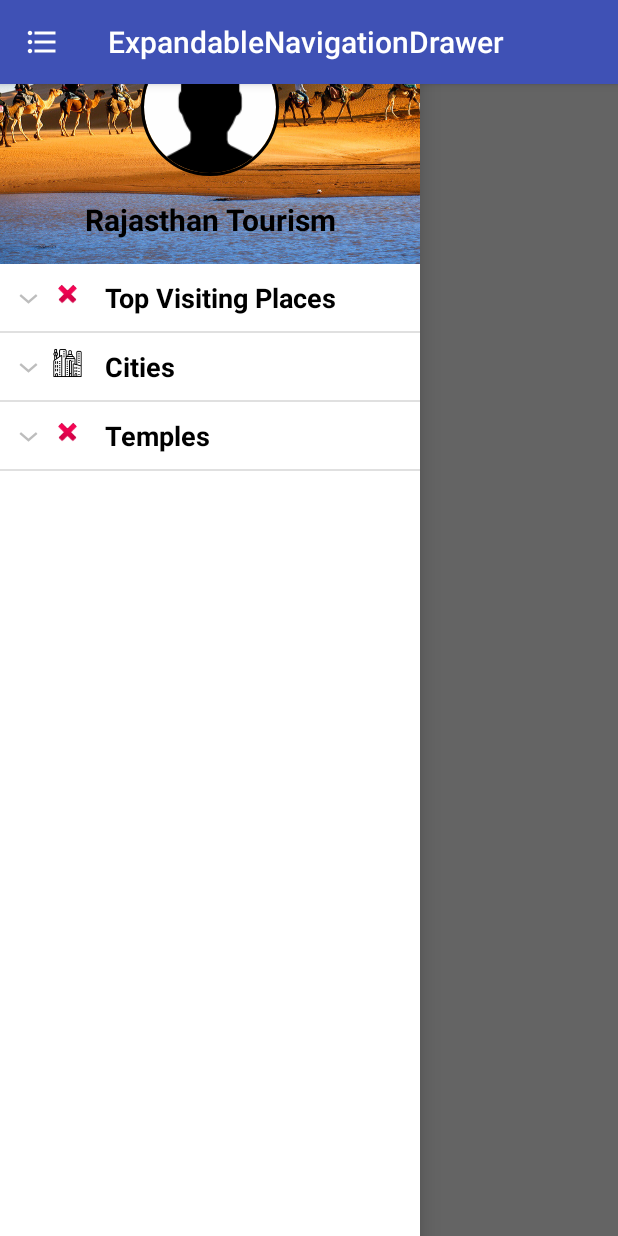
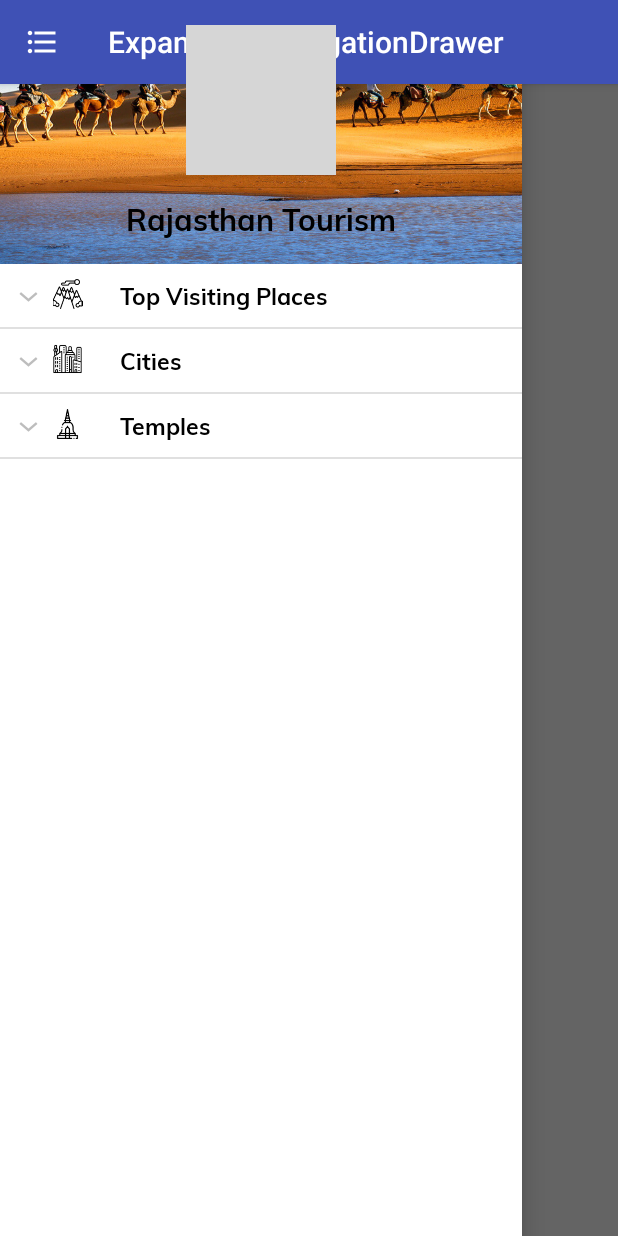
Before and after one commit to agarwalkarag/ExpandableNavigation, an Android app: the screen it shows after launch (NavigationViewActivity), with the side drawer open, on a phone screen of 412 x 824 dp. Run offline under Robolectric (Android 15) with nearby library versions, the phone set to English and light mode, and no system bars; our stand-ins replace CircleImageView, Volley; network calls fail; grey boxes are pictures that could not be loaded.

Commit message:
Added xml icon

```diff
--- a/app/src/main/java/com/agarwal/expandablenavigationdrawer/ExpandableListAdapter.java
+++ b/app/src/main/java/com/agarwal/expandablenavigationdrawer/ExpandableListAdapter.java
@@ -32,7 +32,6 @@ public class ExpandableListAdapter extends BaseExpandableListAdapter {
     @Override
     public int getGroupCount() {
         int i = mListDataHeader.size();
-        Log.d("GROUPCOUNT", String.valueOf(i));
         return this.mListDataHeader.size();
     }
 
@@ -40,8 +39,7 @@ public class ExpandableListAdapter extends BaseExpandableListAdapter {
     public int getChildrenCount(int groupPosition) {
         int childCount = 0;
         if (groupPosition != 2) {
-            childCount = this.mListDataChild.get(this.mListDataHeader.get(groupPosition))
-                    .size();
+            childCount = this.mListDataChild.get(this.mListDataHeader.get(groupPosition)).size();
         }
         return childCount;
     }
@@ -53,8 +51,6 @@ public class ExpandableListAdapter extends BaseExpandableListAdapter {
 
     @Override
     public Object getChild(int groupPosition, int childPosition) {
-        Log.d("CHILD", mListDataChild.get(this.mListDataHeader.get(groupPosition))
-                .get(childPosition).toString());
         return this.mListDataChild.get(this.mListDataHeader.get(groupPosition))
                 .get(childPosition);
     }
@@ -78,16 +74,20 @@ public class ExpandableListAdapter extends BaseExpandableListAdapter {
     public View getGroupView(int groupPosition, boolean isExpanded, View convertView, ViewGroup parent) {
         ExpandedMenuModel headerTitle = (ExpandedMenuModel) getGroup(groupPosition);
         if (convertView == null) {
-            LayoutInflater infalInflater = (LayoutInflater) this.mContext
-                    .getSystemService(Context.LAYOUT_INFLATER_SERVICE);
+            LayoutInflater infalInflater = (LayoutInflater) this.mContext.getSystemService(Context.LAYOUT_INFLATER_SERVICE);
             convertView = infalInflater.inflate(R.layout.listheader, null);
         }
-        TextView lblListHeader = (TextView) convertView
-                .findViewById(R.id.submenu);
+        TextView lblListHeader = (TextView) convertView.findViewById(R.id.submenu);
         ImageView headerIcon = (ImageView) convertView.findViewById(R.id.iconimage);
-        lblListHeader.setTypeface(null, Typeface.BOLD);
         lblListHeader.setText(headerTitle.getIconName());
         headerIcon.setImageResource(headerTitle.getIconImg());
+
+//        if (isExpanded) {
+//            groupHolder.img.setImageResource(R.drawable.ic_group_down);
+//        } else {
+//            groupHolder.img.setImageResource(R.drawable.ic_group_up);
+//        }
+
         return convertView;
     }
 
--- a/app/src/main/java/com/agarwal/expandablenavigationdrawer/NavigationViewActivity.java
+++ b/app/src/main/java/com/agarwal/expandablenavigationdrawer/NavigationViewActivity.java
@@ -10,6 +10,8 @@ import android.view.Menu;
 import android.view.MenuItem;
 import android.view.View;
 import android.widget.ExpandableListView;
+import android.widget.TextView;
+import android.widget.Toast;
 
 import com.android.volley.Request;
 import com.android.volley.Response;
@@ -79,7 +81,7 @@ public class NavigationViewActivity extends AppCompatActivity {
 
         ExpandedMenuModel item1 = new ExpandedMenuModel();
         item1.setIconName("Top Visiting Places");
-        item1.setIconImg(android.R.drawable.ic_delete);
+        item1.setIconImg(R.drawable.ic_top_places);
         // Adding data header
         listDataHeader.add(item1);
 
@@ -90,7 +92,7 @@ public class NavigationViewActivity extends AppCompatActivity {
 
         ExpandedMenuModel item3 = new ExpandedMenuModel();
         item3.setIconName("Temples");
-        item3.setIconImg(android.R.drawable.ic_delete);
+        item3.setIconImg(R.drawable.ic_temples);
         listDataHeader.add(item3);
 
         listDataChild.put(listDataHeader.get(1), cities_name);
@@ -146,4 +148,11 @@ public class NavigationViewActivity extends AppCompatActivity {
                     }
                 });
     }
+
+    public void navigateCity(View view) {
+        int id = view.getId();
+        TextView textView = findViewById(id);
+        String str = textView.getText().toString().trim();
+        Toast.makeText(this, str, Toast.LENGTH_SHORT).show();
+    }
 }
--- a/app/src/main/res/layout/activity_navigation_view.xml
+++ b/app/src/main/res/layout/activity_navigation_view.xml
@@ -14,7 +14,7 @@
 
     <android.support.design.widget.NavigationView
         android:id="@+id/nav_view"
-        android:layout_width="wrap_content"
+        android:layout_width="match_parent"
         android:layout_height="match_parent"
         android:layout_gravity="start"
         app:headerLayout="@layout/nav_header_home"
@@ -23,6 +23,7 @@
         <ExpandableListView
             android:id="@+id/navigationmenu"
             android:layout_width="wrap_content"
+
             android:layout_height="match_parent"
             android:layout_marginTop="@dimen/nav_header_height"
             android:background="@android:color/white">
--- a/app/src/main/res/layout/listheader.xml
+++ b/app/src/main/res/layout/listheader.xml
@@ -20,13 +20,13 @@
 
         <TextView
             android:id="@+id/submenu"
-            android:layout_width="wrap_content"
+            android:layout_width="match_parent"
             android:layout_height="wrap_content"
-            android:fontFamily="cursive"
+            android:fontFamily="@font/muli_bold"
+            android:layout_marginStart="10dp"
+            android:textColor="#000000"
             android:padding="10dp"
-            android:textColor="#000000"
-            android:textSize="18sp" />
-
+            android:textSize="15sp" />
     </LinearLayout>
 
 </LinearLayout>
--- a/app/src/main/res/layout/nav_header_home.xml
+++ b/app/src/main/res/layout/nav_header_home.xml
@@ -20,7 +20,7 @@
         android:layout_gravity="center"
         android:paddingTop="@dimen/nav_header_vertical_spacing"
         android:scaleType="centerCrop"
-        android:src="@drawable/navuser_black"
+        android:src="@drawable/launcher"
         app:civ_border_color="#000000"
         app:civ_border_width="2dp" />
 
@@ -31,6 +31,7 @@
         android:layout_marginTop="15dp"
         android:textSize="20sp"
         android:text="Rajasthan Tourism"
+        android:fontFamily="@font/muli_bold"
         android:textAlignment="center"
         android:textColor="#000000"
         android:textStyle="bold" />
```
Also changed, not shown: app/src/main/res/layout/list_submenu.xml (+4 -3 lines).
